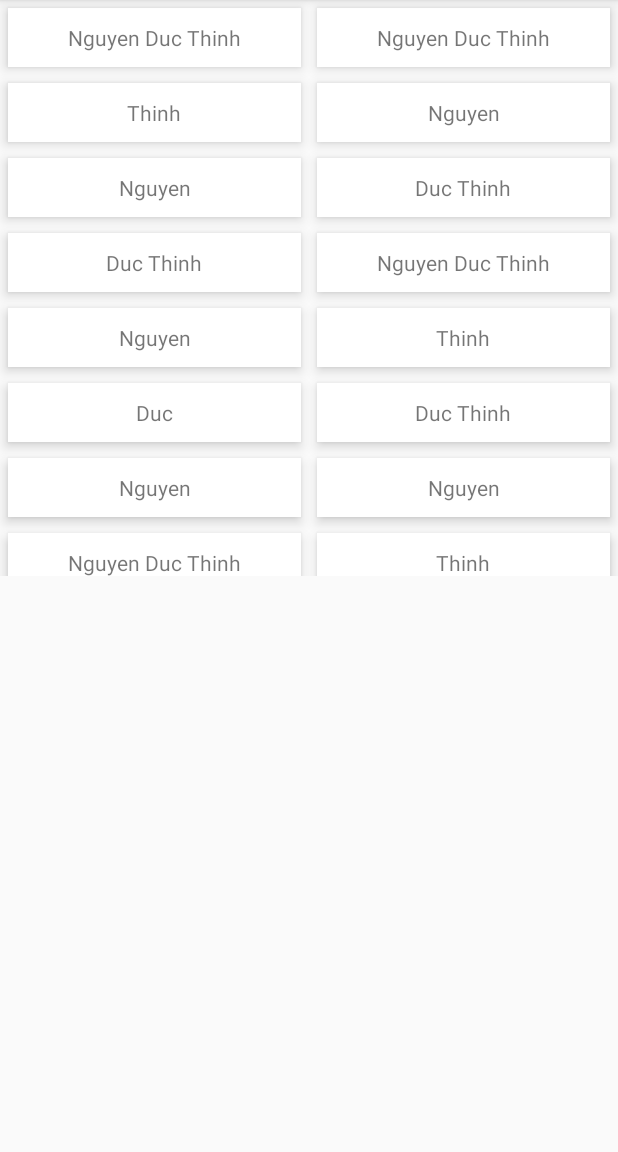
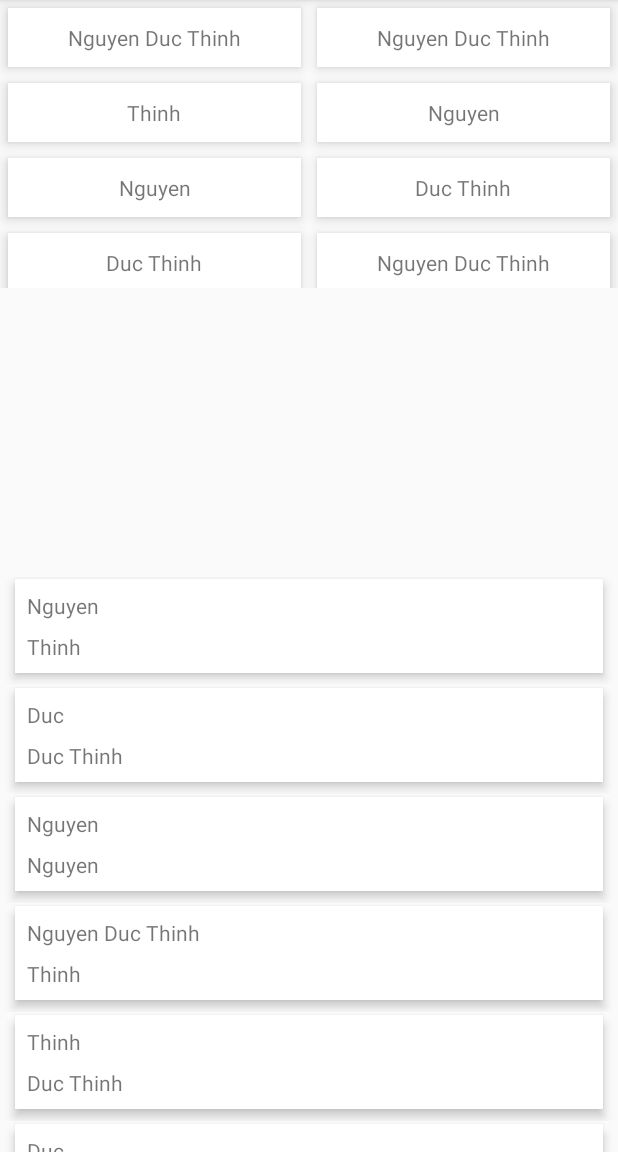
Before and after one commit to thinhtrai1/TestApp, an Android app: the screen it shows after launch (MainActivity), on a phone screen of 412 x 824 dp, the part 84-1236 px from its top. Run offline under Robolectric (Android 15) with nearby library versions, the phone set to English and light mode, and no system bars; our stand-ins replace FlexboxLayout; libraries missing offline, so code that uses them is left out: com.google.android.flexbox; plain views replace PdfRendererView; 5 statements that could not run were skipped.

Commit message:
swipeOptionAdapter

```diff
--- a/app/src/main/AndroidManifest.xml
+++ b/app/src/main/AndroidManifest.xml
@@ -2,6 +2,7 @@
 <manifest xmlns:android="http://schemas.android.com/apk/res/android"
     package="com.test">
     <uses-permission android:name="android.permission.INTERNET" />
+    <uses-permission android:name="android.permission.READ_EXTERNAL_STORAGE" />
 
     <application
         android:allowBackup="true"
--- /dev/null
+++ b/app/src/main/java/com/test/GridAdapter.kt
@@ -0,0 +1,31 @@
+package com.test
+
+import android.view.LayoutInflater
+import android.view.View
+import android.view.ViewGroup
+import android.widget.TextView
+import androidx.recyclerview.widget.GridLayoutManager
+import androidx.recyclerview.widget.RecyclerView
+import com.test.MainActivity.Companion.DATA
+
+class GridAdapter(layoutManager: GridLayoutManager, private val activity: MainActivity) : LoadMoreAdapter<GridAdapter.ViewHolder>(layoutManager) {
+    private val testSize = (1..20).random()
+
+    override fun onCreateViewHolderImp(parent: ViewGroup, viewType: Int): ViewHolder {
+        return ViewHolder(LayoutInflater.from(activity).inflate(R.layout.item_rcv_grid, parent, false))
+    }
+
+    override fun getItemCountImp(): Int {
+        return testSize
+    }
+
+    override fun onBindViewHolderImp(holder: ViewHolder, position: Int) {
+        (holder.itemView as TextView).text = DATA.random()
+    }
+
+    override fun onLoadMore(view: View) {
+        activity.recreate()
+    }
+
+    class ViewHolder(view: View) : RecyclerView.ViewHolder(view)
+}
--- a/app/src/main/java/com/test/MainActivity.kt
+++ b/app/src/main/java/com/test/MainActivity.kt
@@ -1,81 +1,48 @@
 package com.test
 
+import android.os.Bundle
 import androidx.appcompat.app.AppCompatActivity
-import android.os.Bundle
-import android.view.LayoutInflater
-import android.view.View
-import android.view.ViewGroup
-import android.widget.TextView
+import androidx.core.content.ContextCompat
 import androidx.recyclerview.widget.GridLayoutManager
-import androidx.recyclerview.widget.RecyclerView
+import androidx.recyclerview.widget.LinearLayoutManager
 import com.google.android.flexbox.FlexDirection
 import com.google.android.flexbox.FlexboxLayoutManager
 import com.test.databinding.ActivityMainBinding
 
 class MainActivity : AppCompatActivity() {
     private lateinit var mBinding: ActivityMainBinding
-    private val list = listOf("Thinh", "Nguyen", "Duc", "Duc Thinh", "Nguyen Duc Thinh")
 
     override fun onCreate(savedInstanceState: Bundle?) {
         super.onCreate(savedInstanceState)
         mBinding = ActivityMainBinding.inflate(layoutInflater)
         setContentView(mBinding.root)
 
-//        mBinding.pdfView.setRatio(2).renderUrl("https://github.com/barteksc/AndroidPdfViewer/files/867321/testingcrashpdf.pdf")
-//        mBinding.pdfView.layoutManager = LinearLayoutManager(this, LinearLayoutManager.HORIZONTAL, false)
 
         val layoutManager = FlexboxLayoutManager(this, FlexDirection.ROW)
         val adapter = FlexAdapter()
         mBinding.rcvFlexBox.adapter = adapter
         mBinding.rcvFlexBox.layoutManager = layoutManager
         mBinding.rcvFlexBox.post { // for last line no grow
-            val itemCount = layoutManager.flexLines.last().itemCount
+            val itemCount = layoutManager.flexLines.lastOrNull()?.itemCount ?: return@post
             adapter.noGrowIndex = adapter.randoms.size - itemCount
             adapter.notifyItemRangeChanged(adapter.noGrowIndex, itemCount)
         }
 
+
         val gridLayoutManager = GridLayoutManager(this, (1..5).random())
-        mBinding.rcvGrid.adapter = GridAdapter(gridLayoutManager)
+        mBinding.rcvGrid.adapter = GridAdapter(gridLayoutManager, this)
         mBinding.rcvGrid.layoutManager = gridLayoutManager
+
+
+        mBinding.rcvSwipe.adapter = SwipeAdapter(mBinding.rcvSwipe)
+        mBinding.rcvSwipe.layoutManager = LinearLayoutManager(this)
     }
 
-    inner class FlexAdapter : RecyclerView.Adapter<ViewHolder>() {
-        var noGrowIndex = 1000
-        val randoms = List(20) { list.random() }
-
-        override fun onCreateViewHolder(parent: ViewGroup, viewType: Int): ViewHolder {
-            return ViewHolder(LayoutInflater.from(this@MainActivity).inflate(R.layout.item_rcv_flex, parent, false))
-        }
-
-        override fun getItemCount(): Int {
-            return randoms.size
-        }
-
-        override fun onBindViewHolder(holder: ViewHolder, position: Int) {
-            (holder.itemView as TextView).text = randoms[position]
-            (holder.itemView.layoutParams as FlexboxLayoutManager.LayoutParams).flexGrow = if (position < noGrowIndex) 1f else 0F
-        }
+    private fun isPermissionGranted(vararg permissions: String): Boolean {
+        return permissions.indexOfFirst { ContextCompat.checkSelfPermission(this, it) != 0 } == -1
     }
 
-    inner class GridAdapter(layoutManager: GridLayoutManager) : LoadMoreAdapter<ViewHolder>(layoutManager) {
-        private val testSize = (1..20).random()
-
-        override fun onCreateViewHolderImp(parent: ViewGroup, viewType: Int): ViewHolder {
-            return ViewHolder(LayoutInflater.from(this@MainActivity).inflate(R.layout.item_rcv_grid, parent, false))
-        }
-
-        override fun getItemCountImp(): Int {
-            return testSize
-        }
-
-        override fun onBindViewHolderImp(holder: ViewHolder, position: Int) {
-            (holder.itemView as TextView).text = list.random()
-        }
-
-        override fun onLoadMore(view: View) {
-            recreate()
-        }
+    companion object {
+        val DATA = listOf("Thinh", "Nguyen", "Duc", "Duc Thinh", "Nguyen Duc Thinh")
     }
-
-    class ViewHolder(view: View) : RecyclerView.ViewHolder(view)
 }
--- /dev/null
+++ b/app/src/main/java/com/test/SwipeAdapter.kt
@@ -0,0 +1,45 @@
+package com.test
+
+import android.view.LayoutInflater
+import android.view.ViewGroup
+import android.widget.Toast
+import androidx.recyclerview.widget.RecyclerView
+import com.test.databinding.ItemRcvSwipeContentBinding
+import com.test.databinding.ItemRcvSwipeOptionBinding
+
+class SwipeAdapter(recyclerView: RecyclerView) : SwipeOptionAdapter<SwipeAdapter.ContentViewHolder, SwipeAdapter.OptionViewHolder>(recyclerView) {
+    private val mContext = recyclerView.context
+
+    override fun onCreateViewHolderContent(parent: ViewGroup, viewType: Int): ContentViewHolder {
+        return ContentViewHolder(ItemRcvSwipeContentBinding.inflate(LayoutInflater.from(mContext), parent, false))
+    }
+
+    override fun onCreateViewHolderOption(parent: ViewGroup, viewType: Int): OptionViewHolder {
+        return OptionViewHolder(ItemRcvSwipeOptionBinding.inflate(LayoutInflater.from(mContext), parent, false))
+    }
+
+    override fun onBindViewHolderContent(holder: ContentViewHolder, position: Int) {
+        holder.view.tvName.text = MainActivity.DATA.random()
+        holder.view.tvDesc.text = MainActivity.DATA.random()
+    }
+
+    override fun onBindViewHolderOption(holder: OptionViewHolder, position: Int) {
+        holder.view.viewEdit.setOnClickListener {
+            Toast.makeText(mContext, "Edited", Toast.LENGTH_SHORT).show()
+        }
+        holder.view.viewDelete.setOnClickListener {
+            Toast.makeText(mContext, "Deleted", Toast.LENGTH_SHORT).show()
+        }
+    }
+
+    override fun getOptionViewWidth(): Int {
+        return mContext.resources.getDimensionPixelSize(R.dimen.item_option_width)
+    }
+
+    override fun getItemCount(): Int {
+        return 20
+    }
+
+    class ContentViewHolder(val view: ItemRcvSwipeContentBinding) : RecyclerView.ViewHolder(view.root)
+    class OptionViewHolder(val view: ItemRcvSwipeOptionBinding) : RecyclerView.ViewHolder(view.root)
+}
--- /dev/null
+++ b/app/src/main/java/com/test/SwipeOptionAdapter.kt
@@ -0,0 +1,83 @@
+package com.test
+
+import android.view.LayoutInflater
+import android.view.ViewGroup
+import androidx.recyclerview.widget.RecyclerView
+import com.test.databinding.ItemRcvSwipeBinding
+
+abstract class SwipeOptionAdapter<VHC : RecyclerView.ViewHolder, VHO : RecyclerView.ViewHolder>(recyclerView: RecyclerView) : RecyclerView.Adapter<SwipeOptionAdapter.ViewHolder>() {
+    abstract fun onCreateViewHolderContent(parent: ViewGroup, viewType: Int): VHC
+    abstract fun onCreateViewHolderOption(parent: ViewGroup, viewType: Int): VHO
+    abstract fun onBindViewHolderContent(holder: VHC, position: Int)
+    abstract fun onBindViewHolderOption(holder: VHO, position: Int)
+    abstract fun getOptionViewWidth(): Int
+
+    private var mCurrentSwipeView: RecyclerView? = null
+    private val mOptionViewHalfWidth by lazy { getOptionViewWidth() / 2 }
+
+    init {
+        recyclerView.addOnScrollListener(object : RecyclerView.OnScrollListener() {
+            override fun onScrollStateChanged(recyclerView: RecyclerView, newState: Int) {
+                if (newState == RecyclerView.SCROLL_STATE_DRAGGING) {
+                    mCurrentSwipeView?.smoothScrollToPosition(0)
+                }
+            }
+        })
+    }
+
+    override fun onCreateViewHolder(parent: ViewGroup, viewType: Int): ViewHolder {
+        return ViewHolder(ItemRcvSwipeBinding.inflate(LayoutInflater.from(parent.context), parent, false))
+    }
+
+    override fun onBindViewHolder(holder: ViewHolder, position: Int) {
+        holder.view.root.apply {
+            adapter = Adapter()
+            addOnScrollListener(object : RecyclerView.OnScrollListener() {
+                override fun onScrolled(recyclerView: RecyclerView, dx: Int, dy: Int) {
+                    if (mCurrentSwipeView != recyclerView) {
+                        mCurrentSwipeView?.scrollToPosition(0)
+                        mCurrentSwipeView = recyclerView
+                    }
+                }
+
+                override fun onScrollStateChanged(recyclerView: RecyclerView, newState: Int) {
+                    if (newState == RecyclerView.SCROLL_STATE_IDLE) {
+                        if (computeHorizontalScrollOffset() > mOptionViewHalfWidth) {
+                            smoothScrollToPosition(1)
+                        } else {
+                            smoothScrollToPosition(0)
+                        }
+                    }
+                }
+            })
+        }
+    }
+
+    private inner class Adapter : RecyclerView.Adapter<RecyclerView.ViewHolder>() {
+        override fun getItemViewType(position: Int): Int {
+            return position
+        }
+
+        override fun onCreateViewHolder(parent: ViewGroup, viewType: Int): RecyclerView.ViewHolder {
+            return if (viewType == 0) {
+                onCreateViewHolderContent(parent, viewType)
+            } else {
+                onCreateViewHolderOption(parent, viewType)
+            }
+        }
+
+        override fun getItemCount(): Int {
+            return 2
+        }
+
+        override fun onBindViewHolder(holder: RecyclerView.ViewHolder, position: Int) {
+            if (position == 0) {
+                onBindViewHolderContent(holder as VHC, position)
+            } else {
+                onBindViewHolderOption(holder as VHO, position)
+            }
+        }
+    }
+
+    class ViewHolder(val view: ItemRcvSwipeBinding) : RecyclerView.ViewHolder(view.root)
+}
--- a/app/src/main/res/layout/activity_main.xml
+++ b/app/src/main/res/layout/activity_main.xml
@@ -1,5 +1,9 @@
 <?xml version="1.0" encoding="utf-8"?>
-<LinearLayout xmlns:android="http://schemas.android.com/apk/res/android"
+<FrameLayout xmlns:android="http://schemas.android.com/apk/res/android"
+    android:layout_width="match_parent"
+    android:layout_height="match_parent">
+
+    <LinearLayout
         android:layout_width="match_parent"
         android:layout_height="match_parent"
         android:orientation="vertical">
@@ -16,9 +20,10 @@
             android:layout_height="0dp"
             android:layout_weight="1" />
 
-<!--    <com.thinh.deptrai.PdfRendererView-->
-<!--        android:id="@+id/pdfView"-->
-<!--        android:layout_width="match_parent"-->
-<!--        android:layout_height="0dp"-->
-<!--        android:layout_weight="1" />-->
+        <androidx.recyclerview.widget.RecyclerView
+            android:id="@+id/rcvSwipe"
+            android:layout_width="match_parent"
+            android:layout_height="0dp"
+            android:layout_weight="2" />
     </LinearLayout>
+</FrameLayout>
--- /dev/null
+++ b/app/src/main/res/layout/item_rcv_swipe.xml
@@ -0,0 +1,7 @@
+<?xml version="1.0" encoding="utf-8"?>
+<androidx.recyclerview.widget.RecyclerView xmlns:android="http://schemas.android.com/apk/res/android"
+    xmlns:app="http://schemas.android.com/apk/res-auto"
+    android:layout_width="match_parent"
+    android:layout_height="wrap_content"
+    android:orientation="horizontal"
+    app:layoutManager="androidx.recyclerview.widget.LinearLayoutManager" />
--- /dev/null
+++ b/app/src/main/res/layout/item_rcv_swipe_content.xml
@@ -0,0 +1,26 @@
+<?xml version="1.0" encoding="utf-8"?>
+<LinearLayout xmlns:android="http://schemas.android.com/apk/res/android"
+    android:layout_width="match_parent"
+    android:layout_height="wrap_content"
+    android:layout_marginHorizontal="10dp"
+    android:layout_marginTop="2dp"
+    android:layout_marginBottom="8dp"
+    android:background="@android:color/white"
+    android:elevation="4dp"
+    android:gravity="center_vertical"
+    android:orientation="vertical"
+    android:padding="8dp">
+
+    <TextView
+        android:id="@+id/tvName"
+        android:layout_width="wrap_content"
+        android:layout_height="wrap_content"
+        android:text="@string/app_name" />
+
+    <TextView
+        android:id="@+id/tvDesc"
+        android:layout_width="wrap_content"
+        android:layout_height="wrap_content"
+        android:layout_marginTop="8dp"
+        android:text="@string/app_name" />
+</LinearLayout>
--- /dev/null
+++ b/app/src/main/res/values/attrs.xml
@@ -0,0 +1,3 @@
+<?xml version="1.0" encoding="utf-8"?>
+<resources>
+</resources>
--- /dev/null
+++ b/app/src/main/res/values/dimens.xml
@@ -0,0 +1,3 @@
+<resources>
+    <dimen name="item_option_width">80dp</dimen>
+</resources>
```
Also changed, not shown: app/src/main/java/com/test/FlexAdapter.kt (added, +28 -0 lines), app/src/main/res/layout/item_rcv_swipe_option.xml (added, +23 -0 lines). Lines whose indentation alone changed are shown as unchanged.
